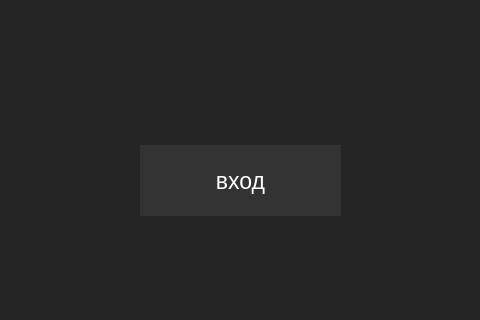
Qt form untitled/forms/mainwindow.ui (skulweq/project_taskmanager) before a commit; both pictures show x 140 to 620 and y 135 to 455 of the 800 by 600 pixel window.
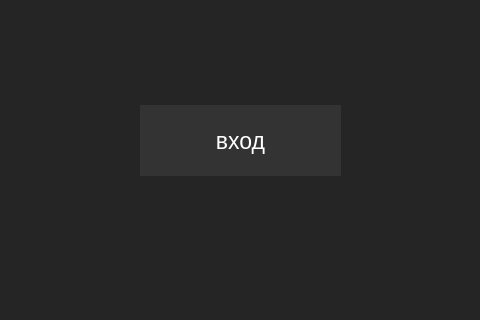
The same form after that commit.

The edit to the form file:
```diff
--- a/untitled/forms/mainwindow.ui
+++ b/untitled/forms/mainwindow.ui
@@ -21,7 +21,7 @@
     <property name="geometry">
      <rect>
       <x>280</x>
-      <y>280</y>
+      <y>240</y>
       <width>201</width>
       <height>71</height>
      </rect>
```
